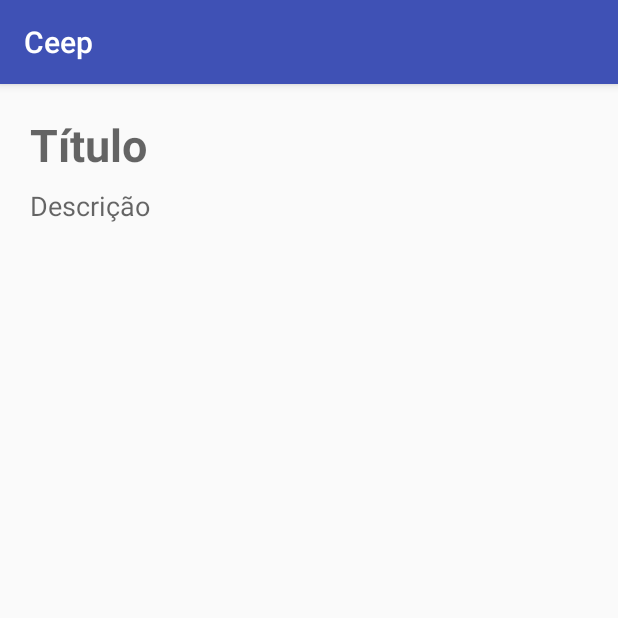
After one commit to alura-cursos/ceep-recyclerview-parte1, an Android app: the FormularioNotaActivity screen opened directly, with no data from a screen before it, on a phone screen of 412 x 824 dp, the top half of it. The commit adds this screen. Run offline under Robolectric (Android 15) with nearby library versions, the phone set to English and light mode, and no system bars.

Commit message:
video 4.1

```diff
--- a/app/src/main/AndroidManifest.xml
+++ b/app/src/main/AndroidManifest.xml
@@ -16,6 +16,7 @@
                 <category android:name="android.intent.category.LAUNCHER" />
             </intent-filter>
         </activity>
+        <activity android:name=".ui.activity.FormularioNotaActivity"></activity>
     </application>
 
 </manifest>
--- /dev/null
+++ b/app/src/main/java/br/com/alura/ceep/ui/activity/FormularioNotaActivity.java
@@ -0,0 +1,15 @@
+package br.com.alura.ceep.ui.activity;
+
+import android.support.v7.app.AppCompatActivity;
+import android.os.Bundle;
+
+import br.com.alura.ceep.R;
+
+public class FormularioNotaActivity extends AppCompatActivity {
+
+    @Override
+    protected void onCreate(Bundle savedInstanceState) {
+        super.onCreate(savedInstanceState);
+        setContentView(R.layout.activity_formulario_nota);
+    }
+}
--- a/app/src/main/java/br/com/alura/ceep/ui/activity/ListaNotasActivity.java
+++ b/app/src/main/java/br/com/alura/ceep/ui/activity/ListaNotasActivity.java
@@ -1,9 +1,12 @@
 package br.com.alura.ceep.ui.activity;
 
+import android.content.Intent;
 import android.os.Bundle;
 import android.support.v7.app.AppCompatActivity;
 import android.support.v7.widget.LinearLayoutManager;
 import android.support.v7.widget.RecyclerView;
+import android.view.View;
+import android.widget.TextView;
 
 import java.util.List;
 
@@ -20,6 +23,17 @@ public class ListaNotasActivity extends AppCompatActivity {
         setContentView(R.layout.activity_lista_notas);
         List<Nota> todasNotas = notasDeExemplo();
         configuraRecyclerView(todasNotas);
+
+        TextView botaoInsereNota = findViewById(R.id.lista_notas_insere_nota);
+        botaoInsereNota.setOnClickListener(new View.OnClickListener() {
+            @Override
+            public void onClick(View view) {
+                Intent iniciaFormularioNota =
+                        new Intent(ListaNotasActivity.this,
+                                FormularioNotaActivity.class);
+                startActivity(iniciaFormularioNota);
+            }
+        });
     }
 
     private List<Nota> notasDeExemplo() {
--- /dev/null
+++ b/app/src/main/res/layout/activity_formulario_nota.xml
@@ -0,0 +1,35 @@
+<?xml version="1.0" encoding="utf-8"?>
+<android.support.constraint.ConstraintLayout xmlns:android="http://schemas.android.com/apk/res/android"
+    xmlns:app="http://schemas.android.com/apk/res-auto"
+    xmlns:tools="http://schemas.android.com/tools"
+    android:layout_width="match_parent"
+    android:layout_height="match_parent">
+
+    <EditText
+        android:id="@+id/formulario_nota_titulo"
+        android:layout_width="0dp"
+        android:layout_height="wrap_content"
+        android:layout_margin="20dp"
+        android:background="@android:color/transparent"
+        android:hint="Título"
+        android:textSize="30sp"
+        android:textStyle="bold"
+        app:layout_constraintEnd_toEndOf="parent"
+        app:layout_constraintStart_toStartOf="parent"
+        app:layout_constraintTop_toTopOf="parent" />
+
+    <EditText
+        android:id="@+id/formulario_nota_descricao"
+        android:layout_width="0dp"
+        android:layout_height="0dp"
+        android:layout_marginBottom="8dp"
+        android:layout_marginTop="8dp"
+        android:background="@android:color/transparent"
+        android:hint="Descrição"
+        android:gravity="top"
+        app:layout_constraintBottom_toBottomOf="parent"
+        app:layout_constraintEnd_toEndOf="@id/formulario_nota_titulo"
+        app:layout_constraintStart_toStartOf="@id/formulario_nota_titulo"
+        app:layout_constraintTop_toBottomOf="@id/formulario_nota_titulo" />
+
+</android.support.constraint.ConstraintLayout>
```
